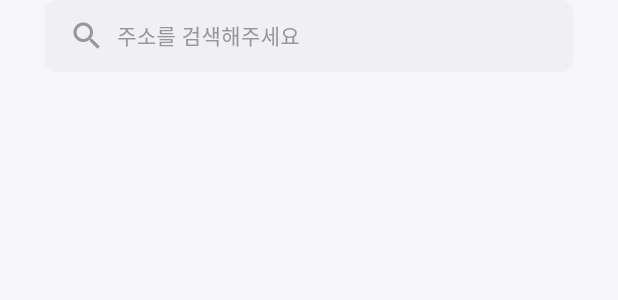
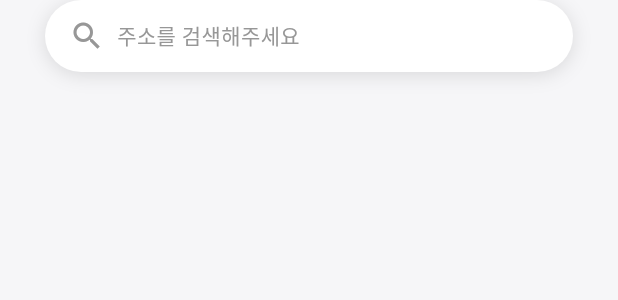
Before and after one commit to 9oormthon-univ/2024_BEOTKKOTTHON_TEAM_9_FE, a Flutter app: the SearchInput widget shown alone on an empty page, opened directly, on a phone screen of 412 x 824 dp. Shown: the top 300 px of the screen. Run offline on Flutter 3.47's test engine with Material 3 defaults, Android fonts, the phone set to English and light mode, and no system bars; our stand-ins replace flutter_chat_types, flutter_chat_ui, flutter_dotenv, flutter_native_splash, flutter_svg, get and 6 more; missing offline and left inert: dart:ffi, daum_postcode_search, hand_signature, remedi_kopo; accounts and stored records are empty; Roboto replaces fonts that are missing (Pretendard); project files that could hold a hidden picture were left out.

Commit message:
feat: 검색창 디자인 수정

```diff
--- a/lib/views/home/home_screen.dart
+++ b/lib/views/home/home_screen.dart
@@ -79,7 +79,6 @@ class HomeScreen extends BaseScreen<HomeViewModel> {
 
 class SearchInput extends GetView<HomeViewModel> {
   const SearchInput({Key? key}) : super(key: key);
-
   @override
   Widget build(BuildContext context) {
     return GestureDetector(
@@ -88,8 +87,15 @@ class SearchInput extends GetView<HomeViewModel> {
         margin: EdgeInsets.symmetric(horizontal: 30),
         padding: EdgeInsets.symmetric(horizontal: 16, vertical: 12),
         decoration: BoxDecoration(
-          color: Color(0xFFF0EFF4),
-          borderRadius: BorderRadius.circular(8),
+          color: Color(0xFFFFFFFF), // 박스 색상을 FFFFFF로 변경
+          borderRadius: BorderRadius.circular(25), // 둥글기를 25로 변경
+          boxShadow: [
+            BoxShadow(
+              color: Color(0x1F000000), // 000000 색상의 12% 투명도
+              blurRadius: 10, // Blur를 10으로 설정
+              offset: Offset(0, 2), // 그림자 위치 조정 (선택사항)
+            ),
+          ],
         ),
         child: Row(
           children: [
@@ -122,12 +128,37 @@ class _Header extends StatelessWidget {
   Widget build(BuildContext context) {
     return Column(
       children: [
+        // 여백 추가 (높이 10
+        Row(
+          children: [
             Container(
               //정렬
               alignment: Alignment.centerLeft,
               padding: const EdgeInsets.only(left: 30),
               child: Text("처음 오셨네요!",
               style: FontSystem.KR12B.copyWith(color: Color(0xFF979797)),),
+            ),
+            // ToDO: 인터뷰 스크린 이동용으로 잠시 해놓은 것. 나중에 지우기(InkWell)
+            InkWell(
+              onTap: () {
+                Get.to(() => PrivacyConsentScreen());
+              },
+              child: Container(
+                width: Get.width * 0.10,
+                padding: EdgeInsets.symmetric(vertical: 5, horizontal: 5),
+                // 패딩 조정으로 버튼 크기 조정
+                decoration: BoxDecoration(
+                  color: Color(0xFFA273FF), // 배경색 설정
+                  borderRadius: BorderRadius.circular(8), // 모서리 둥글기 반경 설정
+                ),
+                child: Text(
+                  '테스트', // 버튼 텍스트
+                  style: FontSystem.KR10B.copyWith(color: Colors.black), // 텍스트 스타일
+                  textAlign: TextAlign.center, // 텍스트 정렬
+                ),
+              ),
+            )
+          ],
         ),
         Row(
           mainAxisAlignment: MainAxisAlignment.spaceBetween,
@@ -159,29 +190,9 @@ class _Header extends StatelessWidget {
               ),
             ),
 
-            // ToDO: 인터뷰 스크린 이동용으로 잠시 해놓은 것. 나중에 지우기(InkWell)
-            InkWell(
-              onTap: () {
-                Get.to(() => PrivacyConsentScreen());
-              },
-              child: Container(
-                width: Get.width * 0.10,
-                padding: EdgeInsets.symmetric(vertical: 5, horizontal: 5),
-                // 패딩 조정으로 버튼 크기 조정
-                decoration: BoxDecoration(
-                  color: Color(0xFFA273FF), // 배경색 설정
-                  borderRadius: BorderRadius.circular(8), // 모서리 둥글기 반경 설정
-                ),
-                child: Text(
-                  '테스트', // 버튼 텍스트
-                  style: FontSystem.KR10B.copyWith(color: Colors.black), // 텍스트 스타일
-                  textAlign: TextAlign.center, // 텍스트 정렬
-                ),
-              ),
-            )
-
           ],
         ),
+        SizedBox(height: Get.height * 0.030),
       ],
     );
   }
```
Lines whose indentation alone changed are shown as unchanged.
